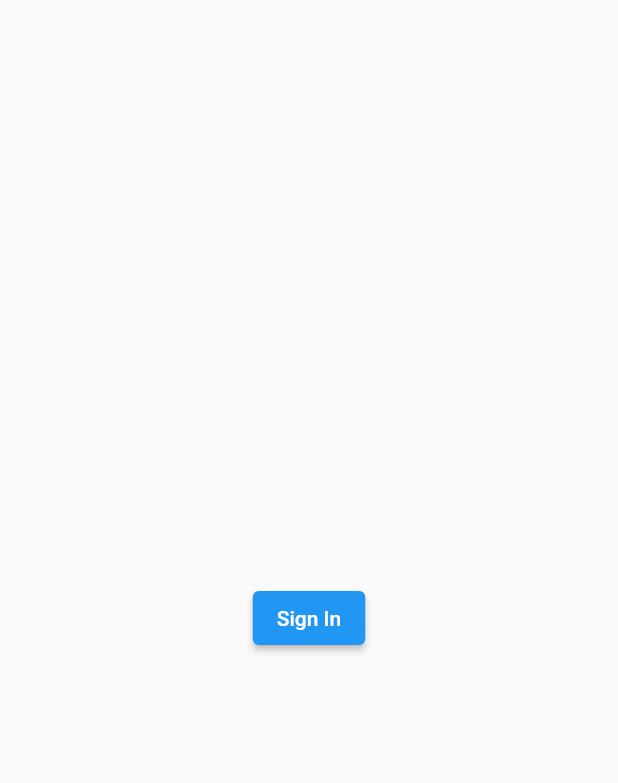
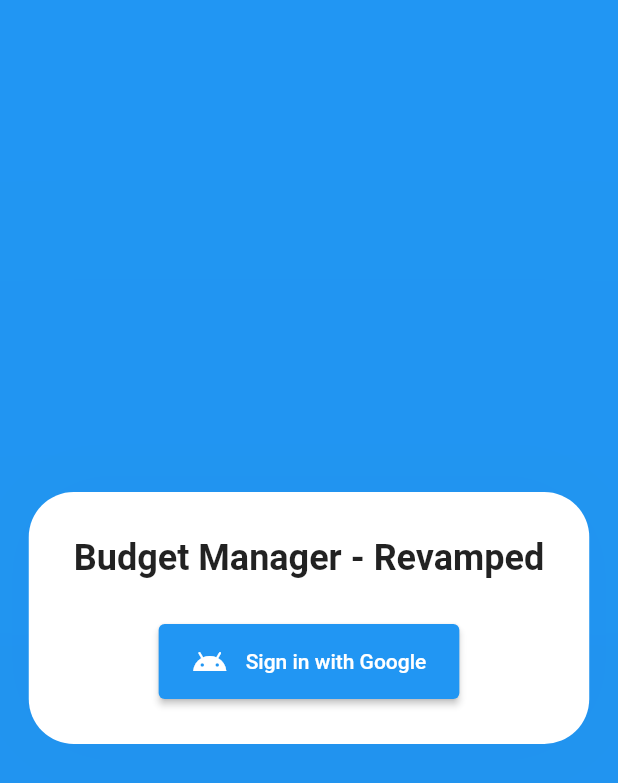
Before and after one commit to TheAkash2002/Budget-Manager-Revamped, a Flutter app: the Login screen opened by its route, on a phone screen of 412 x 824 dp. Shown: the top 783 px of the screen. Run offline on Flutter 3.47's test engine with Material 2 defaults, Android fonts, the phone set to English and light mode, and no system bars; our stand-ins replace cloud_firestore, firebase_auth, firebase_core, flutter_local_notifications, get, google_sign_in and 1 more; accounts and stored records are empty; generated files the repository leaves out were written again.

Commit message:
Removed Tabs from Home Improved Login UI and Flow

```diff
--- a/lib/auth/auth.dart
+++ b/lib/auth/auth.dart
@@ -67,3 +67,5 @@
     showToast("There was an error in logging the user out.");
   }
 }
+
+bool isLoggedIn() => FirebaseAuth.instance.currentUser != null;
--- a/lib/main.dart
+++ b/lib/main.dart
@@ -25,11 +25,11 @@
   @override
   Widget build(BuildContext context) {
     return GetMaterialApp(
-      title: 'Flutter Demo',
+      title: 'Budget Manager - Revamped',
       theme: ThemeData(
         primarySwatch: Colors.blue,
       ),
-      initialRoute: '/login',
+      initialRoute: '/',
       getPages: [
         GetPage(
           name: '/login',
--- a/lib/ui/login.dart
+++ b/lib/ui/login.dart
@@ -7,9 +7,44 @@
 
   @override
   Widget build(BuildContext context) {
-    return const Scaffold(
+    return Scaffold(
+        backgroundColor: Theme.of(context).colorScheme.primary,
         body: Center(
-      child: ElevatedButton(onPressed: signIn, child: Text("Sign In")),
-    ));
+          child: Card(
+              color: Colors.white,
+              shape: RoundedRectangleBorder(
+                  borderRadius: BorderRadius.circular(30)),
+              elevation: 500,
+              child: Padding(
+                padding: EdgeInsets.all(30),
+                child: Column(mainAxisSize: MainAxisSize.min, children: [
+                  Text(
+                    "Budget Manager - Revamped",
+                    style: TextStyle(fontWeight: FontWeight.bold, fontSize: 24),
+                  ),
+                  Padding(
+                    padding: const EdgeInsets.fromLTRB(0, 30, 0, 0),
+                    child: ElevatedButton(
+                      onPressed: signIn,
+                      child: Padding(
+                        padding: EdgeInsets.all(6),
+                        child: Wrap(
+                          crossAxisAlignment: WrapCrossAlignment.center,
+                          children: [
+                            Icon(Icons.android),
+                            // <-- Use 'Image.asset(...)' here
+                            SizedBox(width: 12),
+                            Text('Sign in with Google'),
+                          ],
+                        ),
+                      ),
+                      style: ElevatedButton.styleFrom(
+                        minimumSize: Size(100, 50),
+                      ),
+                    ),
+                  ),
+                ]),
+              )),
+        ));
   }
 }
--- a/lib/utils/utils.dart
+++ b/lib/utils/utils.dart
@@ -59,13 +59,11 @@
 
   @override
   Widget build(BuildContext context) {
-    return Container(
+    return Padding(
       padding: const EdgeInsets.all(3),
       child: Row(
         crossAxisAlignment: CrossAxisAlignment.start,
-        children: [
-          Expanded(child: Text(text)),
-        ],
+        children: [Text(text)],
       ),
     );
   }
```
Also changed, not shown: lib/controller/expense_controller.dart (+6 -1 lines), lib/controller/tab_controller.dart (deleted, +0 -23 lines), lib/ui/home.dart (+13 -31 lines).
